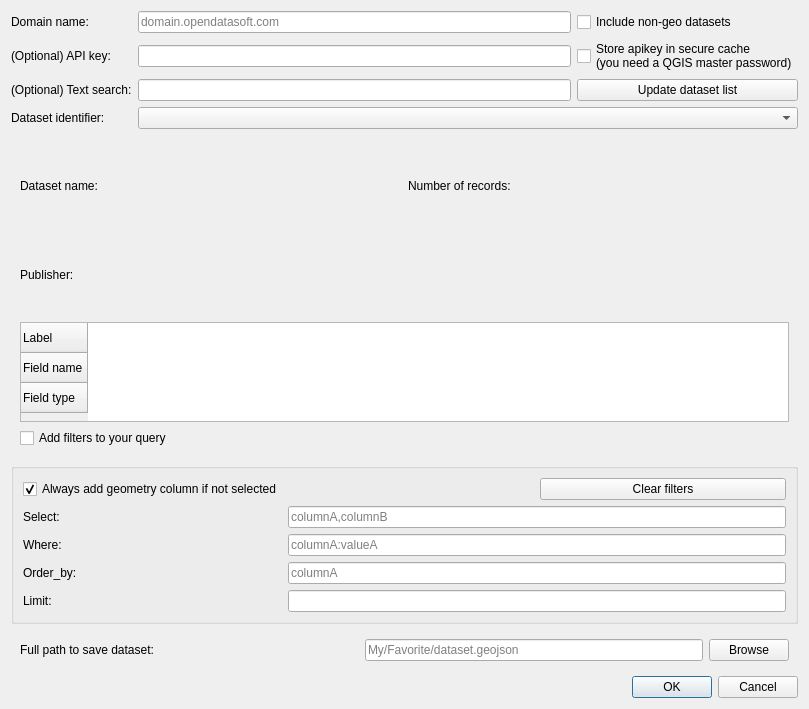
First picture: the form in plugin_dialog.ui, repository opendatasoft/qgis-ods-plugin, before the edit.
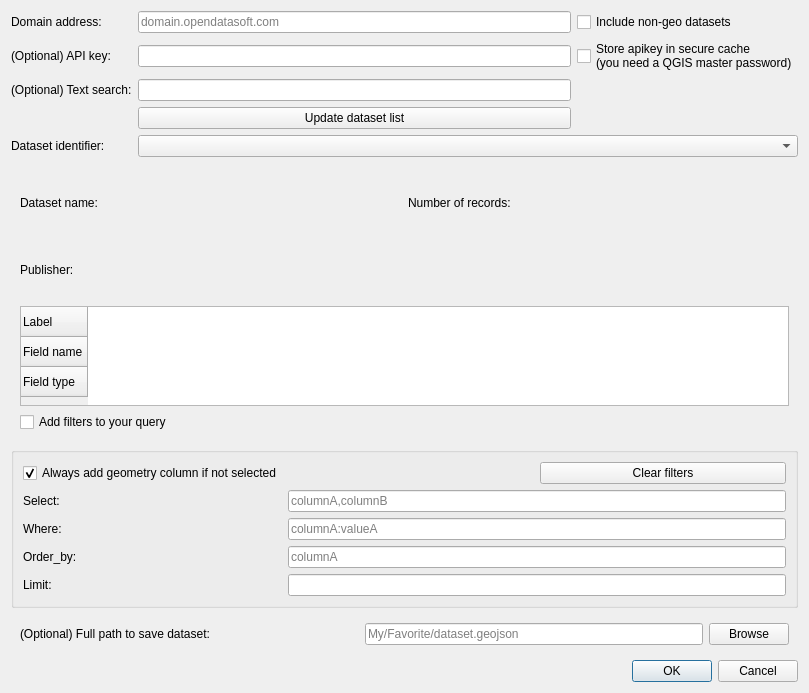
Second picture: the form after the edit.

Patch:
```diff
--- a/plugin_dialog.ui
+++ b/plugin_dialog.ui
@@ -7,44 +7,14 @@
     <x>0</x>
     <y>0</y>
     <width>809</width>
-    <height>709</height>
+    <height>693</height>
    </rect>
   </property>
   <property name="windowTitle">
    <string>Import an ODS dataset</string>
   </property>
   <layout class="QGridLayout" name="gridLayout">
-   <item row="32" column="1" colspan="2">
-    <widget class="QDialogButtonBox" name="dialogButtonBox">
-     <property name="orientation">
-      <enum>Qt::Horizontal</enum>
-     </property>
-     <property name="standardButtons">
-      <set>QDialogButtonBox::Cancel|QDialogButtonBox::Ok</set>
-     </property>
-    </widget>
-   </item>
-   <item row="0" column="2">
-    <widget class="QCheckBox" name="nonGeoCheckBox">
-     <property name="text">
-      <string>Include non-geo datasets</string>
-     </property>
-    </widget>
-   </item>
-   <item row="2" column="0">
-    <widget class="QLabel" name="textSearchLabel">
-     <property name="text">
-      <string>(Optional) Text search:</string>
-     </property>
-    </widget>
-   </item>
-   <item row="1" column="1">
-    <widget class="QLineEdit" name="apikeyInput"/>
-   </item>
-   <item row="2" column="1">
-    <widget class="QLineEdit" name="textSearchInput"/>
-   </item>
-   <item row="28" column="0" rowspan="2" colspan="3">
+   <item row="29" column="0" rowspan="2" colspan="3">
     <widget class="QGroupBox" name="filterGroupBox">
      <property name="styleSheet">
       <string notr="true"/>
@@ -134,24 +104,7 @@
      </layout>
     </widget>
    </item>
-   <item row="2" column="2">
-    <widget class="QPushButton" name="updateListButton">
-     <property name="text">
-      <string>Update dataset list</string>
-     </property>
-    </widget>
-   </item>
-   <item row="0" column="0">
-    <widget class="QLabel" name="domainLabel">
-     <property name="text">
-      <string>Domain name:</string>
-     </property>
-    </widget>
-   </item>
-   <item row="3" column="1" colspan="2">
-    <widget class="QComboBox" name="datasetListComboBox"/>
-   </item>
-   <item row="15" column="0" colspan="3">
+   <item row="16" column="0" colspan="3">
     <widget class="QWidget" name="metadataWidget" native="true">
      <layout class="QGridLayout" name="gridLayout_4">
       <item row="0" column="0">
@@ -219,6 +172,28 @@
      </layout>
     </widget>
    </item>
+   <item row="1" column="2">
+    <widget class="QCheckBox" name="apikeyCacheCheckBox">
+     <property name="text">
+      <string>Store apikey in secure cache
+(you need a QGIS master password)</string>
+     </property>
+    </widget>
+   </item>
+   <item row="4" column="0">
+    <widget class="QLabel" name="datasetLabel">
+     <property name="text">
+      <string>Dataset identifier:</string>
+     </property>
+    </widget>
+   </item>
+   <item row="2" column="0">
+    <widget class="QLabel" name="textSearchLabel">
+     <property name="text">
+      <string>(Optional) Text search:</string>
+     </property>
+    </widget>
+   </item>
    <item row="1" column="0">
     <widget class="QLabel" name="apikeyLabel">
      <property name="text">
@@ -226,13 +201,13 @@
      </property>
     </widget>
    </item>
-   <item row="30" column="0" colspan="3">
+   <item row="31" column="0" colspan="3">
     <widget class="QWidget" name="saveWidget" native="true">
      <layout class="QGridLayout" name="gridLayout_3">
       <item row="0" column="0">
        <widget class="QLabel" name="pathLabel">
         <property name="text">
-         <string>Full path to save dataset:</string>
+         <string>(Optional) Full path to save dataset:</string>
         </property>
        </widget>
       </item>
@@ -265,6 +240,29 @@
      </layout>
     </widget>
    </item>
+   <item row="0" column="0">
+    <widget class="QLabel" name="domainLabel">
+     <property name="text">
+      <string>Domain address:</string>
+     </property>
+    </widget>
+   </item>
+   <item row="1" column="1">
+    <widget class="QLineEdit" name="apikeyInput"/>
+   </item>
+   <item row="4" column="1" colspan="2">
+    <widget class="QComboBox" name="datasetListComboBox"/>
+   </item>
+   <item row="2" column="1">
+    <widget class="QLineEdit" name="textSearchInput"/>
+   </item>
+   <item row="0" column="2">
+    <widget class="QCheckBox" name="nonGeoCheckBox">
+     <property name="text">
+      <string>Include non-geo datasets</string>
+     </property>
+    </widget>
+   </item>
    <item row="0" column="1">
     <widget class="QLineEdit" name="domainInput">
      <property name="text">
@@ -275,18 +273,20 @@
      </property>
     </widget>
    </item>
-   <item row="3" column="0">
-    <widget class="QLabel" name="datasetLabel">
-     <property name="text">
-      <string>Dataset identifier:</string>
+   <item row="33" column="1" colspan="2">
+    <widget class="QDialogButtonBox" name="dialogButtonBox">
+     <property name="orientation">
+      <enum>Qt::Horizontal</enum>
+     </property>
+     <property name="standardButtons">
+      <set>QDialogButtonBox::Cancel|QDialogButtonBox::Ok</set>
      </property>
     </widget>
    </item>
-   <item row="1" column="2">
-    <widget class="QCheckBox" name="apikeyCacheCheckBox">
+   <item row="3" column="1">
+    <widget class="QPushButton" name="updateListButton">
      <property name="text">
-      <string>Store apikey in secure cache
-(you need a QGIS master password)</string>
+      <string>Update dataset list</string>
      </property>
     </widget>
    </item>
```
